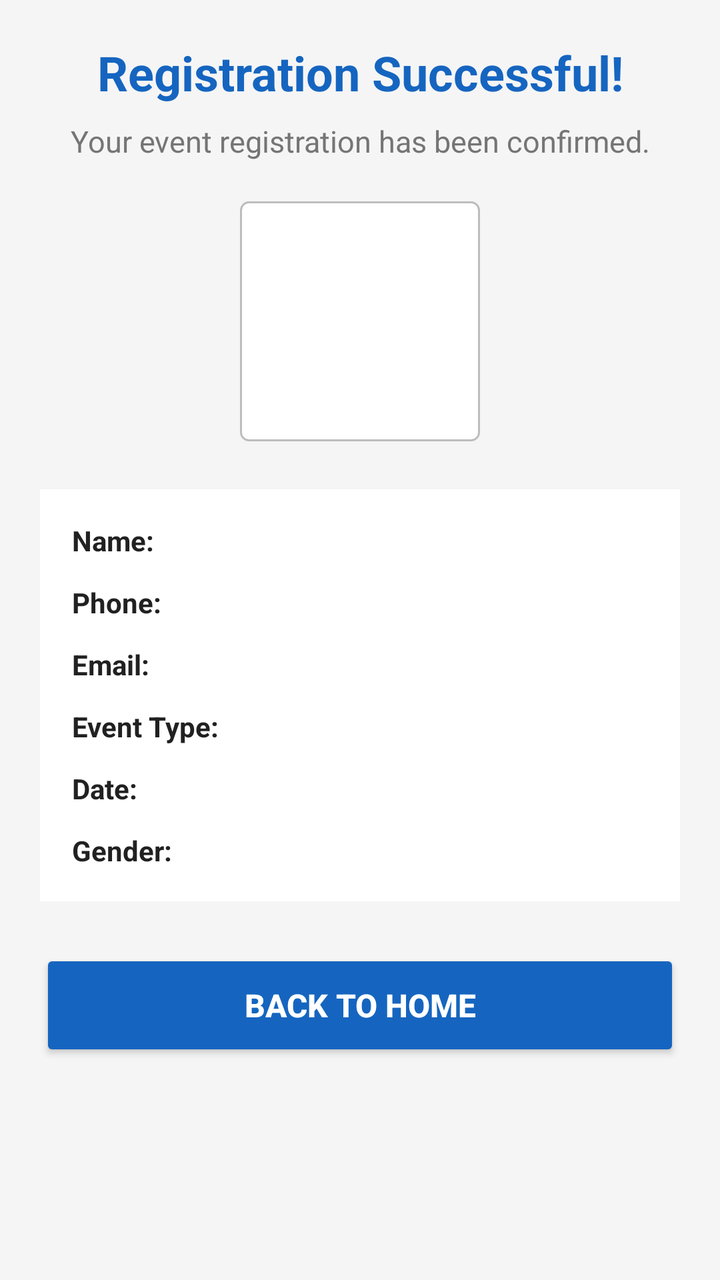
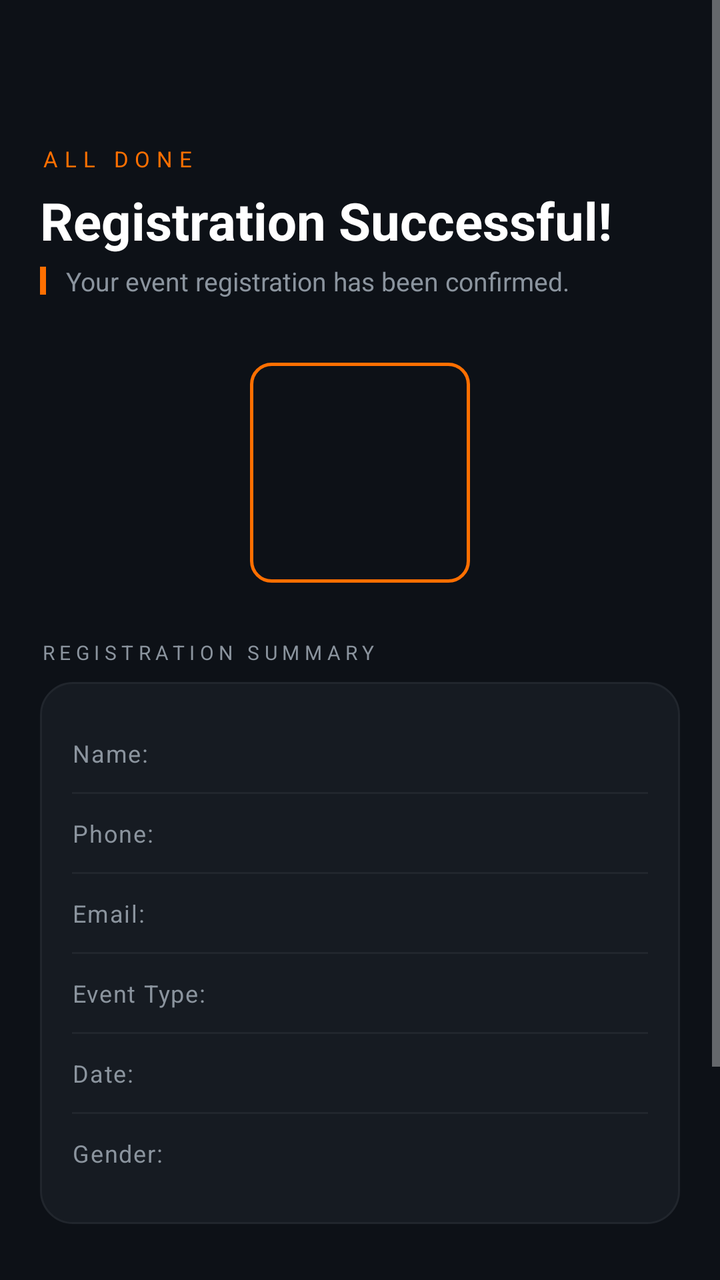

Screens rendered from an Android XML layout before and after an edit, with the pre-edit source and the edit as a unified diff.
<!-- AndroidManifest.xml: application theme Theme._2023CS128eventmanagement -->
<!-- res/layout/activity_confirmation.xml -->
<?xml version="1.0" encoding="utf-8"?>

<ScrollView
    xmlns:android="http://schemas.android.com/apk/res/android"
    android:layout_width="match_parent"
    android:layout_height="match_parent"
    android:background="@color/color_background">

    <LinearLayout
        android:layout_width="match_parent"
        android:layout_height="wrap_content"
        android:orientation="vertical"
        android:gravity="center_horizontal"
        android:padding="20dp">

        <TextView
            android:id="@+id/tvConfirmTitle"
            android:layout_width="match_parent"
            android:layout_height="wrap_content"
            android:text="@string/confirm_title"
            android:textColor="@color/color_primary"
            android:textSize="24sp"
            android:textStyle="bold"
            android:gravity="center"
            android:layout_marginBottom="8dp" />

        <TextView
            android:id="@+id/tvConfirmMessage"
            android:layout_width="match_parent"
            android:layout_height="wrap_content"
            android:text="@string/confirm_message"
            android:textColor="@color/color_text_secondary"
            android:textSize="15sp"
            android:gravity="center"
            android:layout_marginBottom="20dp" />

        <ImageView
            android:id="@+id/ivProfileImage"
            android:layout_width="120dp"
            android:layout_height="120dp"
            android:scaleType="centerCrop"
            android:background="@drawable/spinner_background"
            android:contentDescription="@string/label_photo"
            android:layout_marginBottom="24dp" />

        
        <LinearLayout
            android:layout_width="match_parent"
            android:layout_height="wrap_content"
            android:orientation="vertical"
            android:background="@color/color_surface"
            android:padding="16dp"
            android:layout_marginBottom="24dp">

            <LinearLayout
                android:layout_width="match_parent"
                android:layout_height="wrap_content"
                android:orientation="horizontal"
                android:layout_marginBottom="12dp">
                <TextView
                    android:layout_width="100dp"
                    android:layout_height="wrap_content"
                    android:text="@string/label_name"
                    android:textStyle="bold"
                    android:textColor="@color/color_text_primary" />
                <TextView
                    android:id="@+id/tvName"
                    android:layout_width="0dp"
                    android:layout_height="wrap_content"
                    android:layout_weight="1"
                    android:textColor="@color/color_text_secondary" />
            </LinearLayout>

            <LinearLayout
                android:layout_width="match_parent"
                android:layout_height="wrap_content"
                android:orientation="horizontal"
                android:layout_marginBottom="12dp">
                <TextView
                    android:layout_width="100dp"
                    android:layout_height="wrap_content"
                    android:text="@string/label_phone"
                    android:textStyle="bold"
                    android:textColor="@color/color_text_primary" />
                <TextView
                    android:id="@+id/tvPhone"
                    android:layout_width="0dp"
                    android:layout_height="wrap_content"
                    android:layout_weight="1"
                    android:textColor="@color/color_text_secondary" />
            </LinearLayout>

            <LinearLayout
                android:layout_width="match_parent"
                android:layout_height="wrap_content"
                android:orientation="horizontal"
                android:layout_marginBottom="12dp">
                <TextView
                    android:layout_width="100dp"
                    android:layout_height="wrap_content"
                    android:text="@string/label_email"
                    android:textStyle="bold"
                    android:textColor="@color/color_text_primary" />
                <TextView
                    android:id="@+id/tvEmail"
                    android:layout_width="0dp"
                    android:layout_height="wrap_content"
                    android:layout_weight="1"
                    android:textColor="@color/color_text_secondary" />
            </LinearLayout>

            <LinearLayout
                android:layout_width="match_parent"
                android:layout_height="wrap_content"
                android:orientation="horizontal"
                android:layout_marginBottom="12dp">
                <TextView
                    android:layout_width="100dp"
                    android:layout_height="wrap_content"
                    android:text="@string/label_event"
                    android:textStyle="bold"
                    android:textColor="@color/color_text_primary" />
                <TextView
                    android:id="@+id/tvEventType"
                    android:layout_width="0dp"
                    android:layout_height="wrap_content"
                    android:layout_weight="1"
                    android:textColor="@color/color_text_secondary" />
            </LinearLayout>

            <LinearLayout
                android:layout_width="match_parent"
                android:layout_height="wrap_content"
                android:orientation="horizontal"
                android:layout_marginBottom="12dp">
                <TextView
                    android:layout_width="100dp"
                    android:layout_height="wrap_content"
                    android:text="@string/label_date_confirm"
                    android:textStyle="bold"
                    android:textColor="@color/color_text_primary" />
                <TextView
                    android:id="@+id/tvDate"
                    android:layout_width="0dp"
                    android:layout_height="wrap_content"
                    android:layout_weight="1"
                    android:textColor="@color/color_text_secondary" />
            </LinearLayout>

            <LinearLayout
                android:layout_width="match_parent"
                android:layout_height="wrap_content"
                android:orientation="horizontal">
                <TextView
                    android:layout_width="100dp"
                    android:layout_height="wrap_content"
                    android:text="@string/label_gender_confirm"
                    android:textStyle="bold"
                    android:textColor="@color/color_text_primary" />
                <TextView
                    android:id="@+id/tvGender"
                    android:layout_width="0dp"
                    android:layout_height="wrap_content"
                    android:layout_weight="1"
                    android:textColor="@color/color_text_secondary" />
            </LinearLayout>

        </LinearLayout>

        <Button
            android:id="@+id/btnBackToHome"
            android:layout_width="match_parent"
            android:layout_height="56dp"
            android:text="@string/btn_back_home"
            android:textSize="16sp"
            android:textStyle="bold"
            android:backgroundTint="@color/color_primary"
            android:textColor="@color/white" />

    </LinearLayout>

</ScrollView>
<!-- resources referenced by this layout -->
<resources>
  <color name="color_background">#F5F5F5</color>
  <color name="color_primary">#1565C0</color>
  <color name="color_surface">#FFFFFF</color>
  <color name="color_text_primary">#212121</color>
  <color name="color_text_secondary">#757575</color>
  <color name="white">#FFFFFFFF</color>
  <!-- drawable spinner_background (drawable) -->
  <?xml version="1.0" encoding="utf-8"?>
  <shape xmlns:android="http://schemas.android.com/apk/res/android"
      android:shape="rectangle">
      <solid android:color="@color/white" />
      <stroke
          android:width="1dp"
          android:color="@color/color_divider" />
      <corners android:radius="4dp" />
      <padding
          android:bottom="8dp"
          android:left="12dp"
          android:right="12dp"
          android:top="8dp" />
  </shape>
  <string name="btn_back_home">Back to Home</string>
  <string name="confirm_message">Your event registration has been confirmed.</string>
  <string name="confirm_title">Registration Successful!</string>
  <string name="label_date_confirm">Date:</string>
  <string name="label_email">Email:</string>
  <string name="label_event">Event Type:</string>
  <string name="label_gender_confirm">Gender:</string>
  <string name="label_name">Name:</string>
  <string name="label_phone">Phone:</string>
  <string name="label_photo">Profile Photo</string>
  <style name="Theme._2023CS128eventmanagement" parent="Theme.AppCompat.NoActionBar">
          <item name="colorPrimary">@color/color_primary</item>
          <item name="colorPrimaryDark">@color/splash_bg</item>
          <item name="colorAccent">@color/color_accent</item>
          <item name="android:windowBackground">@color/splash_bg</item>
          <item name="android:statusBarColor">@color/splash_bg</item>
          <item name="android:navigationBarColor">@color/splash_bg</item>
      </style>
  <color name="color_divider">#BDBDBD</color>
  <color name="splash_bg">#0D1117</color>
  <color name="color_accent">#FF6F00</color>
</resources>

<!-- the commit's change to res/layout/activity_confirmation.xml (unified diff, before → after) -->
@@ -4,178 +4,284 @@
     xmlns:android="http://schemas.android.com/apk/res/android"
     android:layout_width="match_parent"
     android:layout_height="match_parent"
-    android:background="@color/color_background">
+    android:background="@color/splash_bg"
+    android:fillViewport="true">
 
     <LinearLayout
         android:layout_width="match_parent"
         android:layout_height="wrap_content"
         android:orientation="vertical"
-        android:gravity="center_horizontal"
-        android:padding="20dp">
+        android:paddingStart="20dp"
+        android:paddingEnd="20dp"
+        android:paddingTop="72dp"
+        android:paddingBottom="72dp">
+
+        
+        <TextView
+            android:layout_width="wrap_content"
+            android:layout_height="wrap_content"
+            android:text="ALL DONE"
+            android:textColor="@color/color_accent"
+            android:textSize="11sp"
+            android:letterSpacing="0.3"
+            android:textAllCaps="true"
+            android:layout_marginBottom="6dp" />
 
         <TextView
             android:id="@+id/tvConfirmTitle"
             android:layout_width="match_parent"
             android:layout_height="wrap_content"
             android:text="@string/confirm_title"
-            android:textColor="@color/color_primary"
-            android:textSize="24sp"
+            android:textColor="@color/white"
+            android:textSize="26sp"
             android:textStyle="bold"
+            android:layout_marginBottom="4dp" />
+
+        <LinearLayout
+            android:layout_width="match_parent"
+            android:layout_height="wrap_content"
+            android:orientation="horizontal"
+            android:gravity="center_vertical"
+            android:layout_marginBottom="32dp">
+            <View
+                android:layout_width="3dp"
+                android:layout_height="14dp"
+                android:background="@color/color_accent"
+                android:layout_marginEnd="10dp" />
+            <TextView
+                android:id="@+id/tvConfirmMessage"
+                android:layout_width="wrap_content"
+                android:layout_height="wrap_content"
+                android:text="@string/confirm_message"
+                android:textColor="@color/splash_text_muted"
+                android:textSize="13sp" />
+        </LinearLayout>
+
+        
+        <LinearLayout
+            android:layout_width="match_parent"
+            android:layout_height="wrap_content"
             android:gravity="center"
+            android:layout_marginBottom="28dp">
+
+            <ImageView
+                android:id="@+id/ivProfileImage"
+                android:layout_width="110dp"
+                android:layout_height="110dp"
+                android:scaleType="centerCrop"
+                android:background="@drawable/dark_image_preview"
+                android:contentDescription="@string/label_photo" />
+
+        </LinearLayout>
+
+        
+        <TextView
+            android:layout_width="wrap_content"
+            android:layout_height="wrap_content"
+            android:text="REGISTRATION SUMMARY"
+            android:textColor="@color/splash_text_muted"
+            android:textSize="10sp"
+            android:letterSpacing="0.25"
+            android:textAllCaps="true"
             android:layout_marginBottom="8dp" />
 
-        <TextView
-            android:id="@+id/tvConfirmMessage"
-            android:layout_width="match_parent"
-            android:layout_height="wrap_content"
-            android:text="@string/confirm_message"
-            android:textColor="@color/color_text_secondary"
-            android:textSize="15sp"
-            android:gravity="center"
-            android:layout_marginBottom="20dp" />
-
-        <ImageView
-            android:id="@+id/ivProfileImage"
-            android:layout_width="120dp"
-            android:layout_height="120dp"
-            android:scaleType="centerCrop"
-            android:background="@drawable/spinner_background"
-            android:contentDescription="@string/label_photo"
-            android:layout_marginBottom="24dp" />
-
-        
         <LinearLayout
             android:layout_width="match_parent"
             android:layout_height="wrap_content"
             android:orientation="vertical"
-            android:background="@color/color_surface"
+            android:background="@drawable/dark_card_bg"
             android:padding="16dp"
-            android:layout_marginBottom="24dp">
-
-            <LinearLayout
-                android:layout_width="match_parent"
-                android:layout_height="wrap_content"
-                android:orientation="horizontal"
-                android:layout_marginBottom="12dp">
+            android:layout_marginBottom="28dp">
+
+            
+            <LinearLayout
+                android:layout_width="match_parent"
+                android:layout_height="wrap_content"
+                android:orientation="horizontal"
+                android:gravity="center_vertical"
+                android:paddingTop="10dp"
+                android:paddingBottom="10dp">
                 <TextView
                     android:layout_width="100dp"
                     android:layout_height="wrap_content"
                     android:text="@string/label_name"
-                    android:textStyle="bold"
-                    android:textColor="@color/color_text_primary" />
+                    android:textColor="@color/splash_text_muted"
+                    android:textSize="12sp"
+                    android:letterSpacing="0.05" />
                 <TextView
                     android:id="@+id/tvName"
                     android:layout_width="0dp"
                     android:layout_height="wrap_content"
                     android:layout_weight="1"
-                    android:textColor="@color/color_text_secondary" />
-            </LinearLayout>
-
-            <LinearLayout
-                android:layout_width="match_parent"
-                android:layout_height="wrap_content"
-                android:orientation="horizontal"
-                android:layout_marginBottom="12dp">
+                    android:textColor="@color/white"
+                    android:textSize="14sp"
+                    android:textStyle="bold" />
+            </LinearLayout>
+
+            <View
+                android:layout_width="match_parent"
+                android:layout_height="1dp"
+                android:background="#21262D" />
+
+            
+            <LinearLayout
+                android:layout_width="match_parent"
+                android:layout_height="wrap_content"
+                android:orientation="horizontal"
+                android:gravity="center_vertical"
+                android:paddingTop="10dp"
+                android:paddingBottom="10dp">
                 <TextView
                     android:layout_width="100dp"
                     android:layout_height="wrap_content"
                     android:text="@string/label_phone"
-                    android:textStyle="bold"
-                    android:textColor="@color/color_text_primary" />
+                    android:textColor="@color/splash_text_muted"
+                    android:textSize="12sp"
+                    android:letterSpacing="0.05" />
                 <TextView
                     android:id="@+id/tvPhone"
                     android:layout_width="0dp"
                     android:layout_height="wrap_content"
                     android:layout_weight="1"
-                    android:textColor="@color/color_text_secondary" />
-            </LinearLayout>
-
-            <LinearLayout
-                android:layout_width="match_parent"
-                android:layout_height="wrap_content"
-                android:orientation="horizontal"
-                android:layout_marginBottom="12dp">
+                    android:textColor="@color/white"
+                    android:textSize="14sp"
+                    android:textStyle="bold" />
+            </LinearLayout>
+
+            <View
+                android:layout_width="match_parent"
+                android:layout_height="1dp"
+                android:background="#21262D" />
+
+            
+            <LinearLayout
+                android:layout_width="match_parent"
+                android:layout_height="wrap_content"
+                android:orientation="horizontal"
+                android:gravity="center_vertical"
+                android:paddingTop="10dp"
+                android:paddingBottom="10dp">
                 <TextView
                     android:layout_width="100dp"
                     android:layout_height="wrap_content"
                     android:text="@string/label_email"
-                    android:textStyle="bold"
-                    android:textColor="@color/color_text_primary" />
+                    android:textColor="@color/splash_text_muted"
+                    android:textSize="12sp"
+                    android:letterSpacing="0.05" />
                 <TextView
                     android:id="@+id/tvEmail"
                     android:layout_width="0dp"
                     android:layout_height="wrap_content"
                     android:layout_weight="1"
-                    android:textColor="@color/color_text_secondary" />
-            </LinearLayout>
-
-            <LinearLayout
-                android:layout_width="match_parent"
-                android:layout_height="wrap_content"
-                android:orientation="horizontal"
-                android:layout_marginBottom="12dp">
+                    android:textColor="@color/white"
+                    android:textSize="14sp"
+                    android:textStyle="bold" />
+            </LinearLayout>
+
+            <View
+                android:layout_width="match_parent"
+                android:layout_height="1dp"
+                android:background="#21262D" />
+
+            
+            <LinearLayout
+                android:layout_width="match_parent"
+                android:layout_height="wrap_content"
+                android:orientation="horizontal"
+                android:gravity="center_vertical"
+                android:paddingTop="10dp"
+                android:paddingBottom="10dp">
                 <TextView
                     android:layout_width="100dp"
                     android:layout_height="wrap_content"
                     android:text="@string/label_event"
-                    android:textStyle="bold"
-                    android:textColor="@color/color_text_primary" />
+                    android:textColor="@color/splash_text_muted"
+                    android:textSize="12sp"
+                    android:letterSpacing="0.05" />
                 <TextView
                     android:id="@+id/tvEventType"
                     android:layout_width="0dp"
                     android:layout_height="wrap_content"
                     android:layout_weight="1"
-                    android:textColor="@color/color_text_secondary" />
-            </LinearLayout>
-
-            <LinearLayout
-                android:layout_width="match_parent"
-                android:layout_height="wrap_content"
-                android:orientation="horizontal"
-                android:layout_marginBottom="12dp">
+                    android:textColor="@color/color_accent"
+                    android:textSize="14sp"
+                    android:textStyle="bold" />
+            </LinearLayout>
+
+            <View
+                android:layout_width="match_parent"
+                android:layout_height="1dp"
+                android:background="#21262D" />
+
+            
+            <LinearLayout
+                android:layout_width="match_parent"
+                android:layout_height="wrap_content"
+                android:orientation="horizontal"
+                android:gravity="center_vertical"
+                android:paddingTop="10dp"
+                android:paddingBottom="10dp">
                 <TextView
                     android:layout_width="100dp"
                     android:layout_height="wrap_content"
                     android:text="@string/label_date_confirm"
-                    android:textStyle="bold"
-                    android:textColor="@color/color_text_primary" />
+                    android:textColor="@color/splash_text_muted"
+                    android:textSize="12sp"
+                    android:letterSpacing="0.05" />
                 <TextView
                     android:id="@+id/tvDate"
                     android:layout_width="0dp"
                     android:layout_height="wrap_content"
                     android:layout_weight="1"
-                    android:textColor="@color/color_text_secondary" />
-            </LinearLayout>
-
-            <LinearLayout
-                android:layout_width="match_parent"
-                android:layout_height="wrap_content"
-                android:orientation="horizontal">
+                    android:textColor="@color/white"
+                    android:textSize="14sp"
+                    android:textStyle="bold" />
+            </LinearLayout>
+
+            <View
+                android:layout_width="match_parent"
+                android:layout_height="1dp"
+                android:background="#21262D" />
+
+            
+            <LinearLayout
+                android:layout_width="match_parent"
+                android:layout_height="wrap_content"
+                android:orientation="horizontal"
+                android:gravity="center_vertical"
+                android:paddingTop="10dp"
+                android:paddingBottom="10dp">
                 <TextView
                     android:layout_width="100dp"
                     android:layout_height="wrap_content"
                     android:text="@string/label_gender_confirm"
-                    android:textStyle="bold"
-                    android:textColor="@color/color_text_primary" />
+                    android:textColor="@color/splash_text_muted"
+                    android:textSize="12sp"
+                    android:letterSpacing="0.05" />
                 <TextView
                     android:id="@+id/tvGender"
                     android:layout_width="0dp"
                     android:layout_height="wrap_content"
                     android:layout_weight="1"
-                    android:textColor="@color/color_text_secondary" />
+                    android:textColor="@color/white"
+                    android:textSize="14sp"
+                    android:textStyle="bold" />
             </LinearLayout>
 
         </LinearLayout>
 
+        
         <Button
             android:id="@+id/btnBackToHome"
             android:layout_width="match_parent"
             android:layout_height="56dp"
             android:text="@string/btn_back_home"
-            android:textSize="16sp"
+            android:textSize="15sp"
             android:textStyle="bold"
-            android:backgroundTint="@color/color_primary"
-            android:textColor="@color/white" />
+            android:textColor="@color/white"
+            android:letterSpacing="0.05"
+            android:background="@drawable/accent_button_bg"
+            android:stateListAnimator="@null" />
 
     </LinearLayout>
 
<!-- resource entries referenced after the edit -->
@@ -1,25 +1,35 @@
 <!-- resources referenced by this layout -->
 <resources>
-  <color name="color_background">#F5F5F5</color>
-  <color name="color_primary">#1565C0</color>
-  <color name="color_surface">#FFFFFF</color>
-  <color name="color_text_primary">#212121</color>
-  <color name="color_text_secondary">#757575</color>
+  <color name="color_accent">#FF6F00</color>
+  <color name="splash_bg">#0D1117</color>
+  <color name="splash_text_muted">#8B949E</color>
   <color name="white">#FFFFFFFF</color>
-  <!-- drawable spinner_background (drawable) -->
+  <!-- drawable accent_button_bg (drawable) -->
   <?xml version="1.0" encoding="utf-8"?>
   <shape xmlns:android="http://schemas.android.com/apk/res/android"
       android:shape="rectangle">
-      <solid android:color="@color/white" />
+      <solid android:color="#FF6F00" />
+      <corners android:radius="12dp" />
+  </shape>
+  <!-- drawable dark_card_bg (drawable) -->
+  <?xml version="1.0" encoding="utf-8"?>
+  <shape xmlns:android="http://schemas.android.com/apk/res/android"
+      android:shape="rectangle">
+      <solid android:color="#161B22" />
+      <corners android:radius="16dp" />
       <stroke
           android:width="1dp"
-          android:color="@color/color_divider" />
-      <corners android:radius="4dp" />
-      <padding
-          android:bottom="8dp"
-          android:left="12dp"
-          android:right="12dp"
-          android:top="8dp" />
+          android:color="#21262D" />
+  </shape>
+  <!-- drawable dark_image_preview (drawable) -->
+  <?xml version="1.0" encoding="utf-8"?>
+  <shape xmlns:android="http://schemas.android.com/apk/res/android"
+      android:shape="rectangle">
+      <solid android:color="#0D1117" />
+      <corners android:radius="10dp" />
+      <stroke
+          android:width="1.5dp"
+          android:color="#FF6F00" />
   </shape>
   <string name="btn_back_home">Back to Home</string>
   <string name="confirm_message">Your event registration has been confirmed.</string>
@@ -39,8 +49,6 @@
           <item name="android:statusBarColor">@color/splash_bg</item>
           <item name="android:navigationBarColor">@color/splash_bg</item>
       </style>
-  <color name="color_divider">#BDBDBD</color>
-  <color name="splash_bg">#0D1117</color>
-  <color name="color_accent">#FF6F00</color>
+  <color name="color_primary">#1565C0</color>
 </resources>
 
